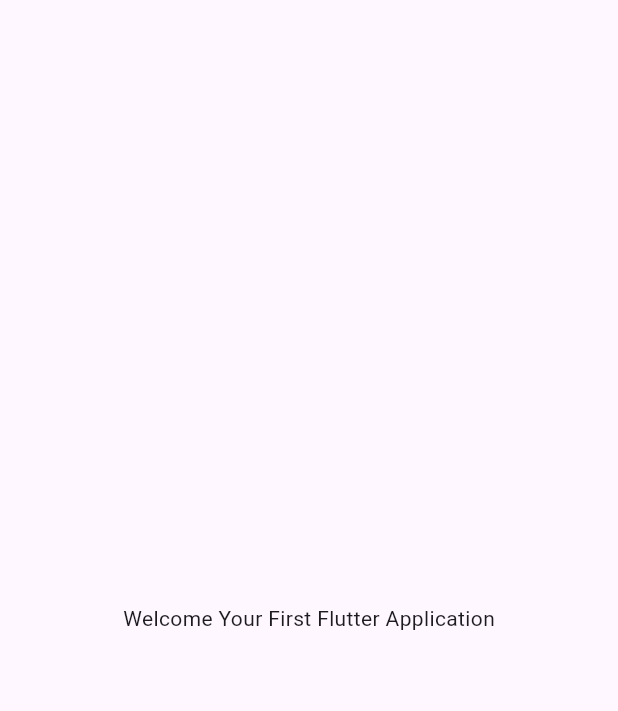
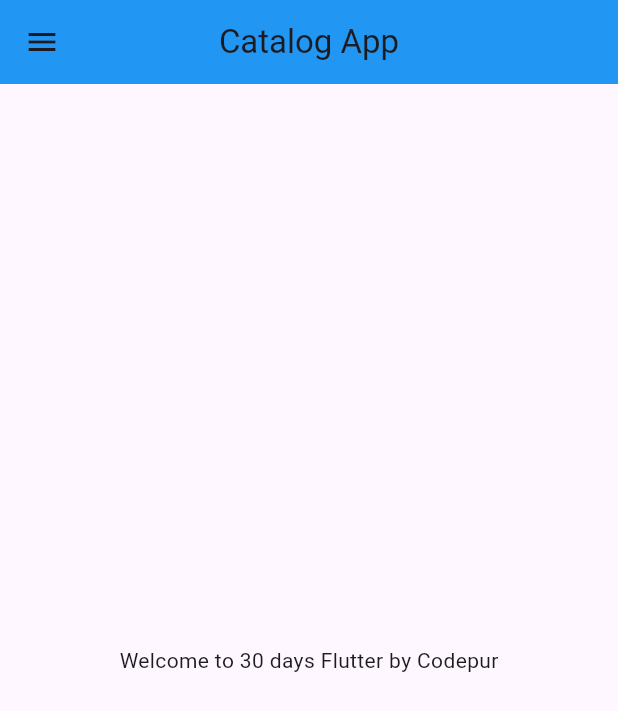
Before and after one commit to dharmikparmar576-sketch/flutter_catlog, a Flutter app: the screen it shows after launch, on a phone screen of 412 x 824 dp. Shown: the top 711 px of the screen. Run offline on Flutter 3.47's test engine with Material 3 defaults, Android fonts, the phone set to English and light mode, and no system bars.

Commit message:
day 2 completed

```diff
--- /dev/null
+++ b/lib/home_page.dart
@@ -0,0 +1,21 @@
+import 'package:flutter/material.dart';
+import 'package:flutter/services.dart';
+
+class HomePage extends StatelessWidget {
+  final int days = 30;
+  final String name = "Codepur";
+  @override
+  Widget build(BuildContext context) {
+    return Scaffold(
+      appBar: AppBar(
+        backgroundColor: Colors.blue,
+        centerTitle: true,
+        title: Text("Catalog App"),
+      ),
+      body: Center(
+        child: Container(child: Text("Welcome to $days days Flutter by $name")),
+      ),
+      drawer: Drawer(),
+    );
+  }
+}
--- a/lib/main.dart
+++ b/lib/main.dart
@@ -1,4 +1,5 @@
 import 'package:flutter/material.dart';
+import 'package:flutter_catlog/home_page.dart';
 
 void main() {
   runApp(MyApp());
@@ -9,14 +10,10 @@ class MyApp extends StatelessWidget {
 
   @override
   Widget build(BuildContext context) {
+
+
     return MaterialApp(
-      home: Material(
-        child: Center(
-          child: Container(
-            child: Text("Welcome Your First Flutter Application"),
-          ),
-        ),
-      ),
+      home: HomePage(),
     );
   }
 }
```
